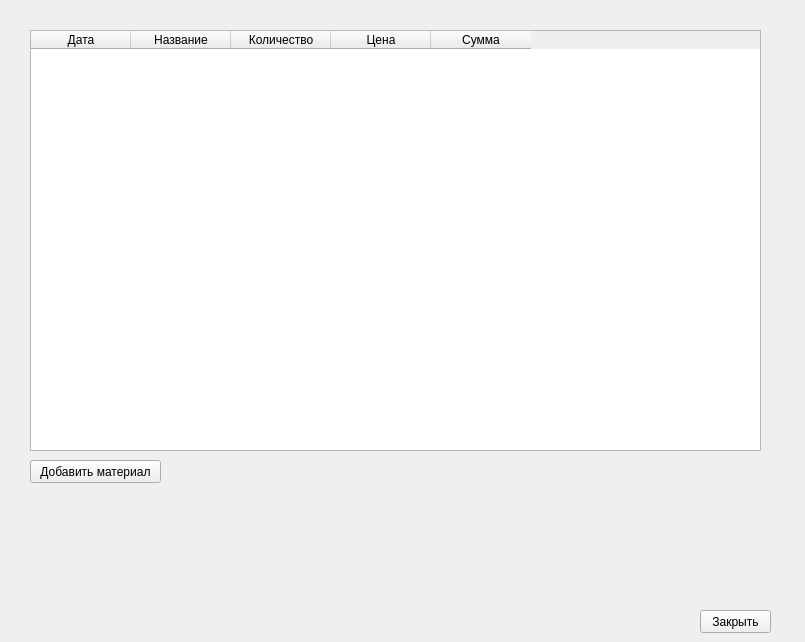
This is task_window_1.ui in max-marshalov/ZMC-Task3 as Qt 5 draws it before an edit. The edited form follows.
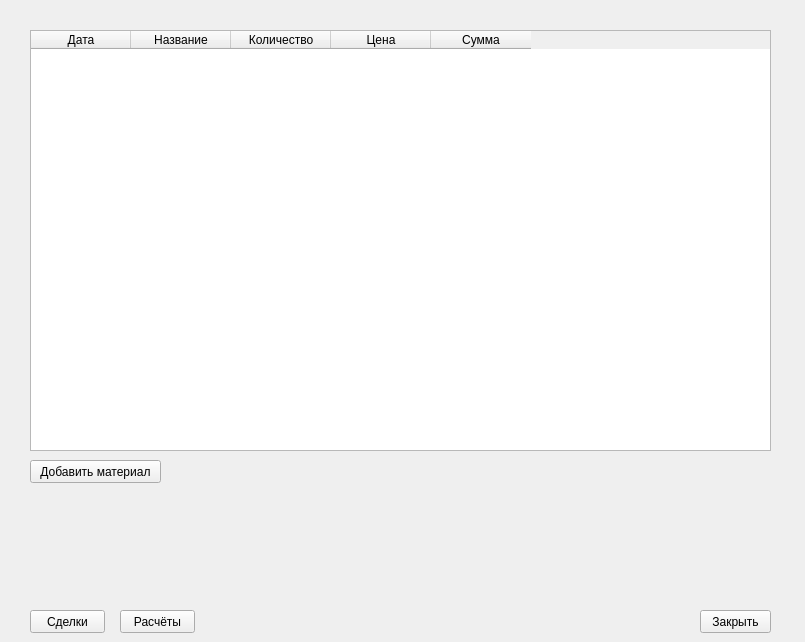
This is the edited form.

Diff of the .ui file:
```diff
--- a/task_window_1.ui
+++ b/task_window_1.ui
@@ -31,7 +31,7 @@
      <rect>
       <x>30</x>
       <y>30</y>
-      <width>731</width>
+      <width>741</width>
       <height>421</height>
      </rect>
     </property>
@@ -87,6 +87,32 @@
      <string>Добавить материал</string>
     </property>
    </widget>
+   <widget class="QPushButton" name="pushButton_sdelki">
+    <property name="geometry">
+     <rect>
+      <x>30</x>
+      <y>610</y>
+      <width>75</width>
+      <height>23</height>
+     </rect>
+    </property>
+    <property name="text">
+     <string>Сделки</string>
+    </property>
+   </widget>
+   <widget class="QPushButton" name="pushButton_buh">
+    <property name="geometry">
+     <rect>
+      <x>120</x>
+      <y>610</y>
+      <width>75</width>
+      <height>23</height>
+     </rect>
+    </property>
+    <property name="text">
+     <string>Расчёты</string>
+    </property>
+   </widget>
   </widget>
  </widget>
  <resources/>
```
